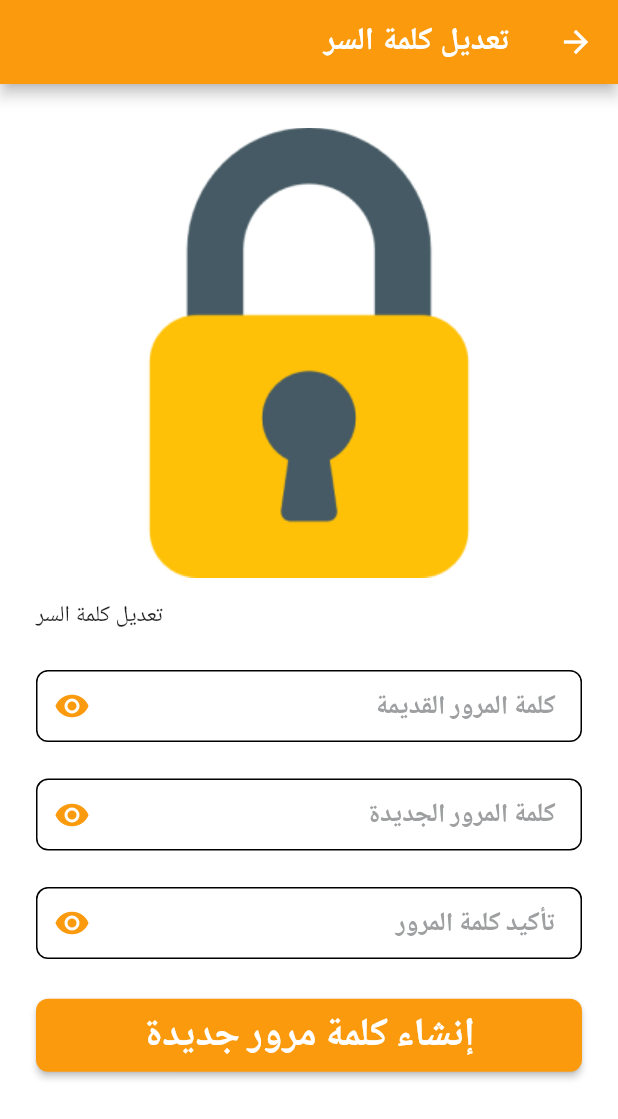
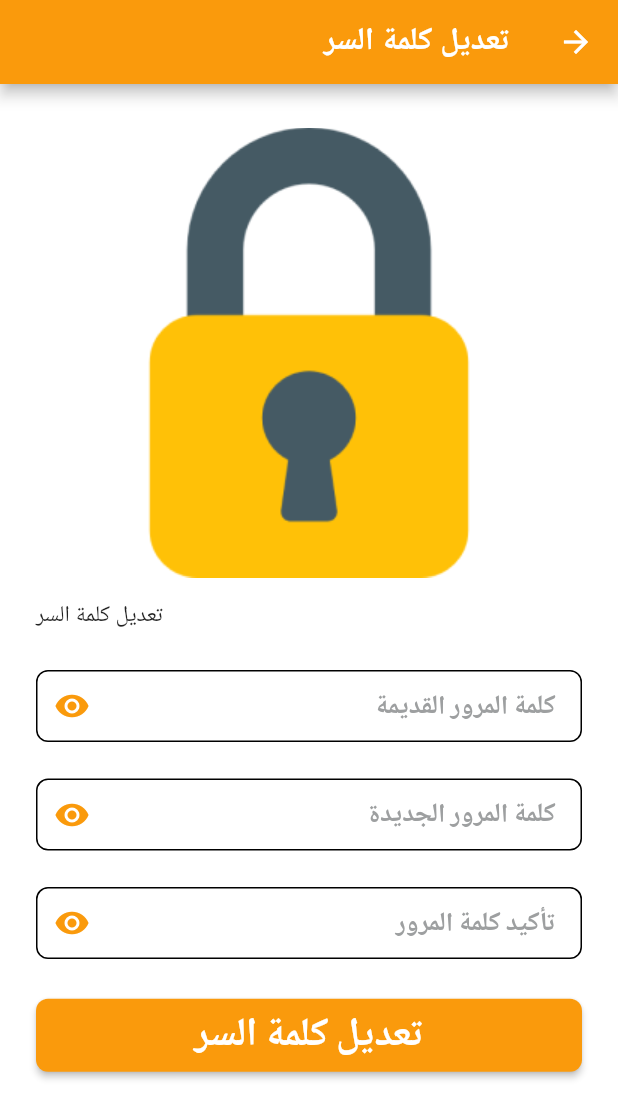
Before and after one commit to Mahmoud-Magdyy/Chef-App, a Flutter app: the ChangePasswordScreen screen opened by its route, on a phone screen of 412 x 824 dp. Shown: the top 1119 px of the screen. Run offline on Flutter 3.47's test engine with Material 2 defaults, Android fonts, the phone set to English and light mode, and no system bars; our stand-ins replace cached_network_image, dartz, dio, flutter_bloc, flutter_screenutil, flutter_spinkit and 8 more; accounts and stored records are empty.

Commit message:
Finish Project

```diff
--- a/assets/translations/ar.json
+++ b/assets/translations/ar.json
@@ -18,7 +18,6 @@
     "oldPassword": "كلمة المرور القديمة",
     "code": "الكود",
     "description": "اكتب بعض الوصف",
-
     "confirm": "تأكيد",
     "editProfile": "تعديل الملف الشخصي",
     "loginSucessfully": "تم تسجيل الدخول بنجاح",
@@ -64,7 +63,6 @@
     "gallery": "المعرض",
     "dontHaveAnAccount": "لا يوجد لديك حساب",
     "signUpp": "انشاء حساب",
-
     "menu": "المنيو",
     "profile": "الملف الشخصي",
     "delete": "حذف",
@@ -72,5 +70,6 @@
     "location": "العنوان",
     "brandName": "اسم البراند",
     "minimumCharge": "الحد الأدنى للطلب",
-"language": "العربية"
+    "language": "العربية",
+    "updateProfile": "تعديل البروفايل"
 }
--- a/assets/translations/en.json
+++ b/assets/translations/en.json
@@ -72,6 +72,7 @@
     "location": "Location",
     "brandName": "Brand Name",
     "minimumCharge": "Minimum Charge",
-    "language": "English"
+    "language": "English",
+    "updateProfile": "Update Profile"
 
 }
--- a/lib/core/utils/app_strings.dart
+++ b/lib/core/utils/app_strings.dart
@@ -38,6 +38,7 @@ class AppStrings {
   static const String passwordChangedSucessfully = 'PasswordChangedSucessfully';
   static const String pleaseEnterValidNumber = 'pleaseEnterValidNumber';
   static const String signUpp = 'signUpp';
+  static const String updateProfile = 'updateProfile';
 
 
   //! home-order-menu
--- a/lib/features/profile/peresentation/screens/change_password_screen.dart
+++ b/lib/features/profile/peresentation/screens/change_password_screen.dart
@@ -25,6 +25,7 @@ class ChangePasswordScreen extends StatelessWidget {
         leading:
             IconButton(onPressed: () {
               navigateReplacment(context: context, route: Routes.profileHome);
+              Navigator.pop(context);
             }, icon: const Icon(Icons.arrow_back)),
         title: Text(AppStrings.changePassword.tr(context)),
       ),
@@ -172,7 +173,7 @@ class ChangePasswordScreen extends StatelessWidget {
                                     .changePassword();
                               }
                             },
-                            text: AppStrings.createYourNewPassword.tr(context),
+                            text: AppStrings.changePassword.tr(context),
                           ),
                   ],
                 ),
```
Also changed, not shown: lib/features/profile/peresentation/screens/update_profile_screen.dart (+7 -1 lines).
